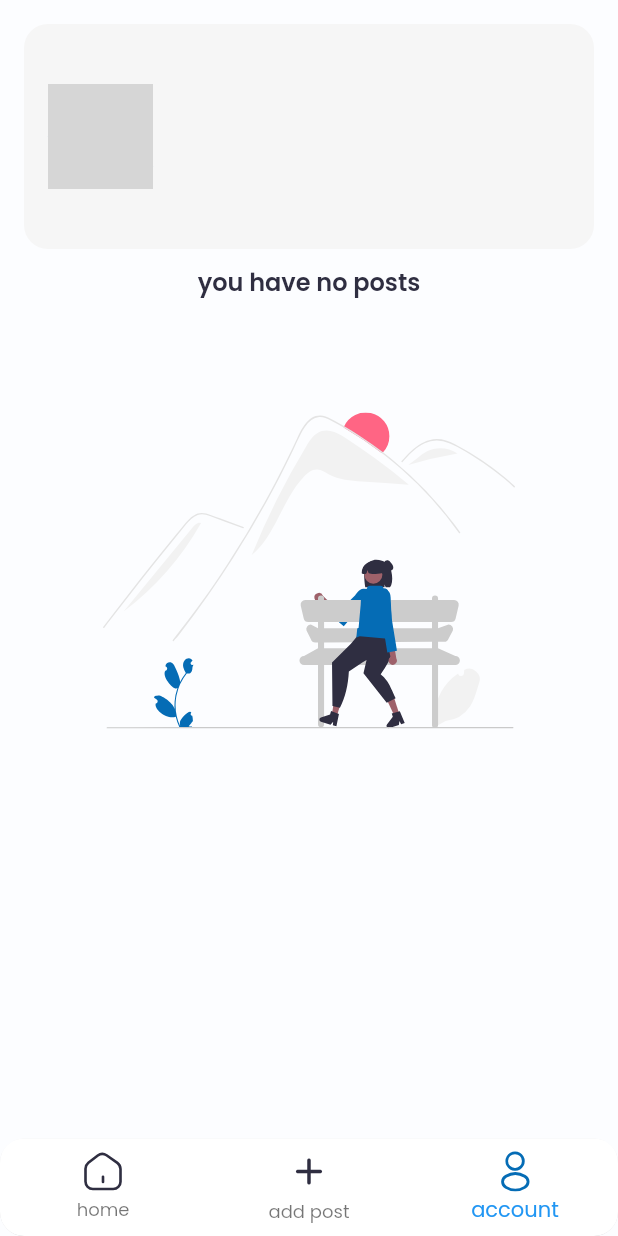
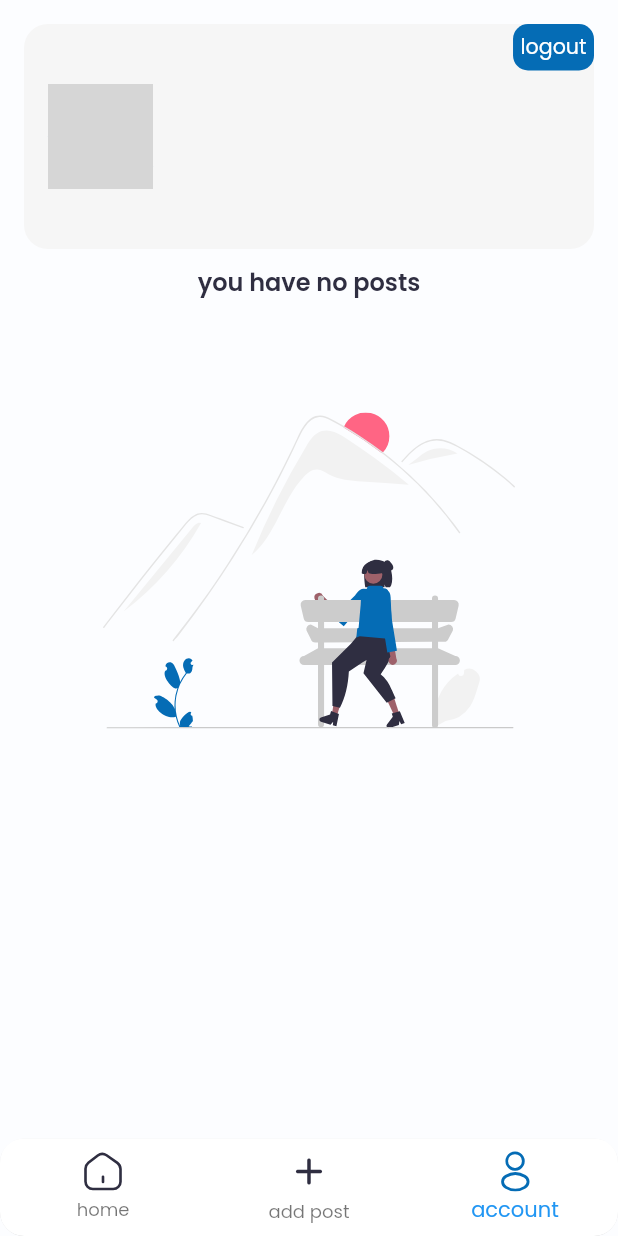
Before and after one commit to jopaul23/socially, a Flutter app: the ProfilePage screen opened directly, on a phone screen of 412 x 824 dp. Run offline on Flutter 3.47's test engine with Material 2 defaults, Android fonts, the phone set to English and light mode, and no system bars; our stand-ins replace dio, flutter_image_compress, flutter_screenutil, flutter_spinkit, flutter_svg, get and 3 more; accounts and stored records are empty; network calls fail; grey boxes are pictures that could not be loaded.

Commit message:
logout addedd

```diff
--- a/frontend/lib/screens/profile/profile_page.dart
+++ b/frontend/lib/screens/profile/profile_page.dart
@@ -9,6 +9,7 @@ import 'package:internship_socialmedia/models/post_model.dart';
 import 'package:internship_socialmedia/models/user_model.dart';
 import 'package:internship_socialmedia/screens/profile/post_view_container.dart';
 import 'package:internship_socialmedia/screens/profile/profile_pictures.dart';
+import 'package:internship_socialmedia/screens/regitration/login/signin_page.dart';
 import 'package:internship_socialmedia/widget/bottom_navigation_bar.dart';
 import 'package:shared_preferences/shared_preferences.dart';
 
@@ -54,6 +55,8 @@ class _ProfilePageState extends State<ProfilePage> {
           padding: const EdgeInsets.all(defaultPadding),
           child: Column(
             children: [
+              Stack(
+                children: [
                   Container(
                     height: 150,
                     width: double.infinity,
@@ -81,14 +84,16 @@ class _ProfilePageState extends State<ProfilePage> {
                                   alignment: Alignment.bottomRight,
                                   children: [
                                     CircleAvatar(
-                                  backgroundImage: NetworkImage(user.profile),
+                                      backgroundImage:
+                                          NetworkImage(user.profile),
                                       radius: 35,
                                     ),
                                     Container(
                                       padding: EdgeInsets.all(5),
                                       decoration: BoxDecoration(
                                           color: primaryBlue,
-                                      borderRadius: BorderRadius.circular(20)),
+                                          borderRadius:
+                                              BorderRadius.circular(20)),
                                       child: const Icon(
                                         Icons.add_a_photo_rounded,
                                         size: 20,
@@ -125,6 +130,33 @@ class _ProfilePageState extends State<ProfilePage> {
                         ),
                       ],
                     ),
+                  ),
+                  Align(
+                    alignment: Alignment.centerRight,
+                    child: GestureDetector(
+                      onTap: () async {
+                        SharedPreferences prefs =
+                            await SharedPreferences.getInstance();
+                        prefs.remove("auth-token");
+                        prefs.remove("user_name");
+                        prefs.remove("email");
+
+                        prefs.remove("user_id");
+                        Get.off(() => SigninPage());
+                      },
+                      child: Container(
+                        padding: EdgeInsets.all(5),
+                        decoration: BoxDecoration(
+                            color: primaryBlue,
+                            borderRadius: BorderRadius.circular(10)),
+                        child: Text(
+                          "logout",
+                          style: TextStyle(color: white, fontSize: 12.sp),
+                        ),
+                      ),
+                    ),
+                  )
+                ],
               ),
               const SizedBox(
                 height: 10,
```
Lines whose indentation alone changed are shown as unchanged.
